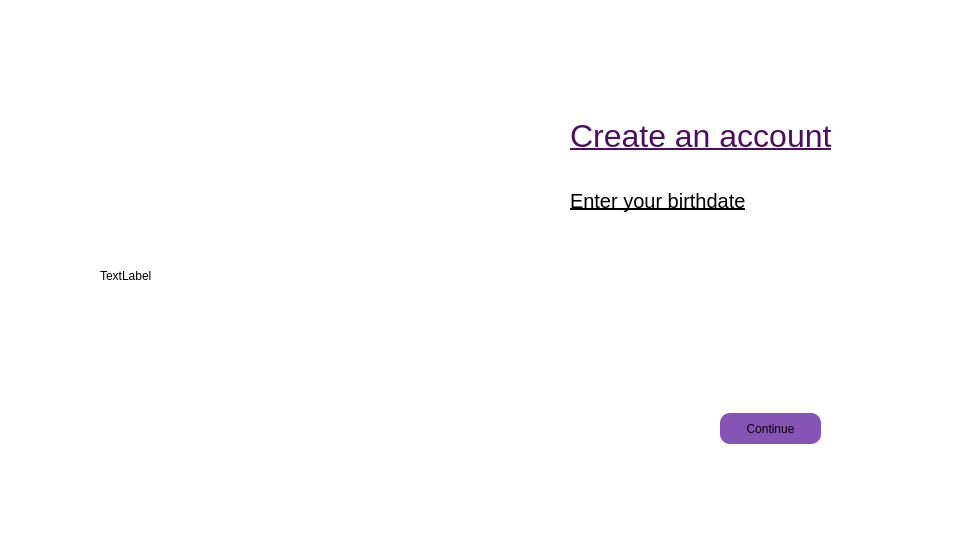
The window that sign2.ui (Nirjaraa/spendwise) describes before a commit, drawn with Qt 5.
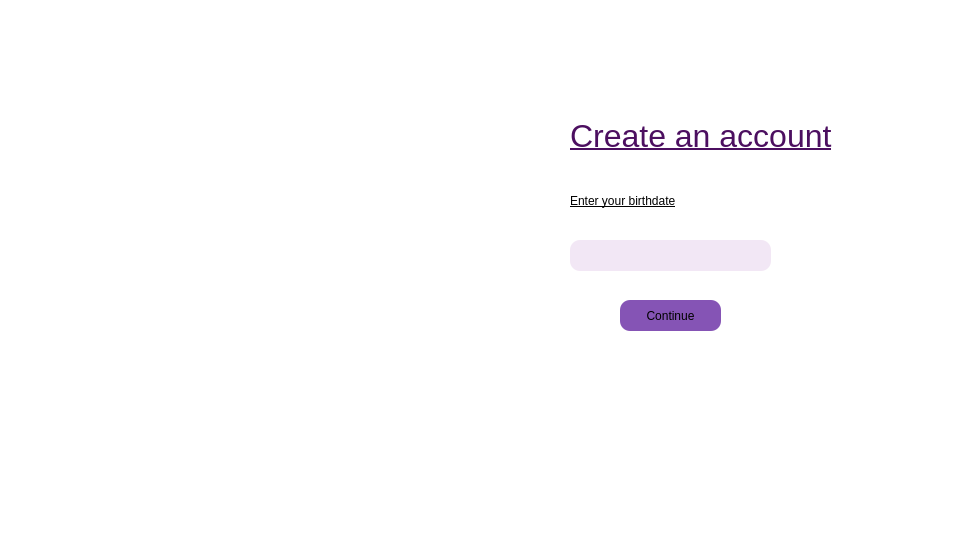
The same window after the commit. Icons and pictures are not drawn.

```diff
--- a/sign2.ui
+++ b/sign2.ui
@@ -66,7 +66,7 @@
      <string notr="true">border-image: url(:/new/background-images/resources/sign in 1.png);</string>
     </property>
     <property name="text">
-     <string>TextLabel</string>
+     <string/>
     </property>
    </widget>
    <widget class="QLabel" name="label_4">
@@ -97,9 +97,13 @@
      </rect>
     </property>
     <property name="styleSheet">
-     <string notr="true">font-size:20px;
-color:rgb(0,0,0);
-text-decoration: underline;</string>
+     <string notr="true">fborder-image: none;
+font: 16pt &quot;Bahnschrift&quot;;
+border-color: none;
+color: rgb(0,0,0);
+ 
+text-decoration: underline;
+</string>
     </property>
     <property name="text">
      <string>Enter your birthdate</string>
@@ -108,8 +112,8 @@
    <widget class="QPushButton" name="pushButton">
     <property name="geometry">
      <rect>
-      <x>720</x>
-      <y>413</y>
+      <x>620</x>
+      <y>300</y>
       <width>101</width>
       <height>31</height>
      </rect>
@@ -122,6 +126,26 @@
      <string>Continue</string>
     </property>
    </widget>
+   <widget class="QLineEdit" name="lineEdit">
+    <property name="geometry">
+     <rect>
+      <x>570</x>
+      <y>240</y>
+      <width>201</width>
+      <height>31</height>
+     </rect>
+    </property>
+    <property name="styleSheet">
+     <string notr="true">border-image: none;
+font: 9pt &quot;Bahnschrift&quot;;
+border-color: none;
+color: rgb(255, 255, 255);
+background-color: rgb(242,231,245);
+border-radius: 10px;
+
+</string>
+    </property>
+   </widget>
   </widget>
   <widget class="QStatusBar" name="statusbar"/>
  </widget>
```
Left out of the diff: 15 changed lines with no effect on the pictures.
